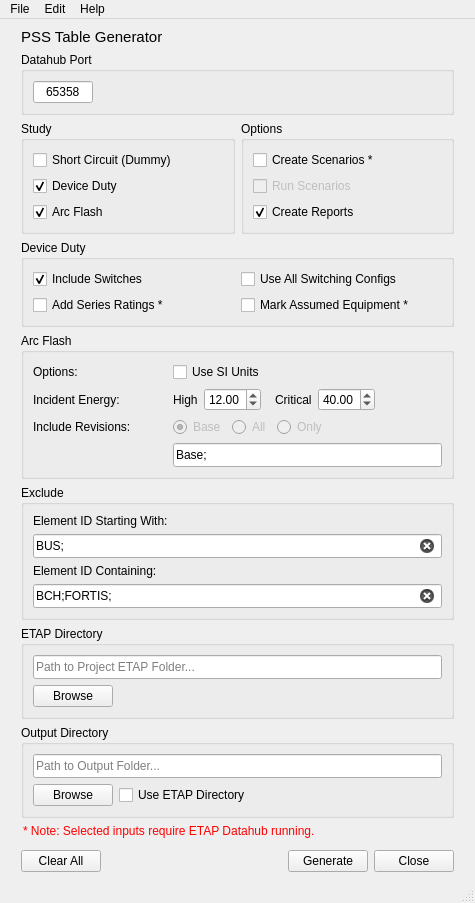
This is res/pss_report_gen_ui.ui in adilzafar66/pss-table-generator as Qt 5 draws it before an edit. The edited form follows.
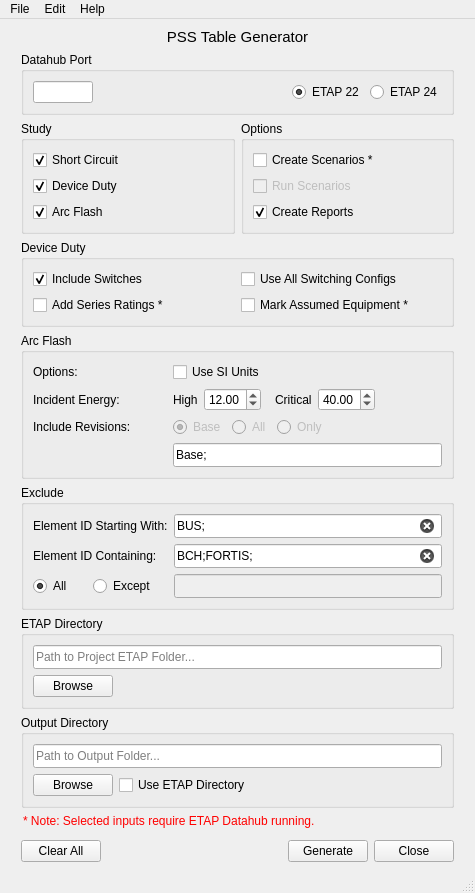
This is the edited form.

Diff of the .ui file:
```diff
--- a/res/pss_report_gen_ui.ui
+++ b/res/pss_report_gen_ui.ui
@@ -10,7 +10,7 @@
     <x>0</x>
     <y>0</y>
     <width>475</width>
-    <height>859</height>
+    <height>849</height>
    </rect>
   </property>
   <property name="sizePolicy">
@@ -54,6 +54,9 @@
           <property name="text">
            <string>&lt;html&gt;&lt;head/&gt;&lt;body&gt;&lt;p&gt;&lt;span style=&quot; font-size:11pt;&quot;&gt;PSS Table Generator&lt;/span&gt;&lt;/p&gt;&lt;/body&gt;&lt;/html&gt;</string>
           </property>
+          <property name="alignment">
+           <set>Qt::AlignCenter</set>
+          </property>
          </widget>
         </item>
        </layout>
@@ -75,7 +78,7 @@
               </size>
              </property>
              <property name="text">
-              <string>65358</string>
+              <string/>
              </property>
              <property name="maxLength">
               <number>5</number>
@@ -98,6 +101,23 @@
              </property>
             </spacer>
            </item>
+           <item>
+            <widget class="QRadioButton" name="radio_etap22">
+             <property name="text">
+              <string>ETAP 22</string>
+             </property>
+             <property name="checked">
+              <bool>true</bool>
+             </property>
+            </widget>
+           </item>
+           <item>
+            <widget class="QRadioButton" name="radio_etap24">
+             <property name="text">
+              <string>ETAP 24</string>
+             </property>
+            </widget>
+           </item>
           </layout>
          </item>
         </layout>
@@ -185,10 +205,10 @@
              <item row="1" column="0">
               <widget class="QCheckBox" name="short_circuit_checkbox">
                <property name="text">
-                <string>Short Circuit (Dummy)</string>
+                <string>Short Circuit</string>
                </property>
                <property name="checked">
-                <bool>false</bool>
+                <bool>true</bool>
                </property>
               </widget>
              </item>
@@ -429,17 +449,15 @@
         </property>
         <layout class="QVBoxLayout" name="verticalLayout_4">
          <item>
-          <layout class="QVBoxLayout" name="exclude_start_layout">
-           <item>
+          <layout class="QGridLayout" name="exclude_grid">
+           <item row="0" column="0">
             <widget class="QLabel" name="exclude_start_label">
              <property name="text">
               <string>Element ID Starting With:</string>
              </property>
             </widget>
            </item>
-          </layout>
-         </item>
-         <item>
+           <item row="0" column="1">
           <widget class="QLineEdit" name="exclude_start_input">
            <property name="minimumSize">
             <size>
@@ -455,18 +473,14 @@
            </property>
           </widget>
          </item>
-         <item>
-          <layout class="QVBoxLayout" name="exclude_contain_layout">
-           <item>
+           <item row="2" column="0">
             <widget class="QLabel" name="exclude_contain_label">
              <property name="text">
               <string>Element ID Containing:</string>
              </property>
             </widget>
            </item>
-          </layout>
-         </item>
-         <item>
+           <item row="2" column="1">
           <widget class="QLineEdit" name="exclude_contain_input">
            <property name="minimumSize">
             <size>
@@ -482,6 +496,48 @@
            </property>
           </widget>
          </item>
+           <item row="3" column="0">
+            <layout class="QHBoxLayout" name="exclude_radio_layout">
+             <property name="rightMargin">
+              <number>12</number>
+             </property>
+             <item>
+              <widget class="QRadioButton" name="exclude_all_radio">
+               <property name="text">
+                <string>All</string>
+               </property>
+               <property name="checked">
+                <bool>true</bool>
+               </property>
+              </widget>
+             </item>
+             <item>
+              <widget class="QRadioButton" name="exclude_except_radio">
+               <property name="text">
+                <string>Except</string>
+               </property>
+              </widget>
+             </item>
+            </layout>
+           </item>
+           <item row="3" column="1">
+            <widget class="QLineEdit" name="exclude_except_input">
+             <property name="enabled">
+              <bool>false</bool>
+             </property>
+             <property name="minimumSize">
+              <size>
+               <width>0</width>
+               <height>24</height>
+              </size>
+             </property>
+             <property name="clearButtonEnabled">
+              <bool>true</bool>
+             </property>
+            </widget>
+           </item>
+          </layout>
+         </item>
         </layout>
        </widget>
       </item>
```
Left out of the diff: 162 changed lines with no effect on the pictures. Lines whose indentation alone changed are shown as unchanged.
